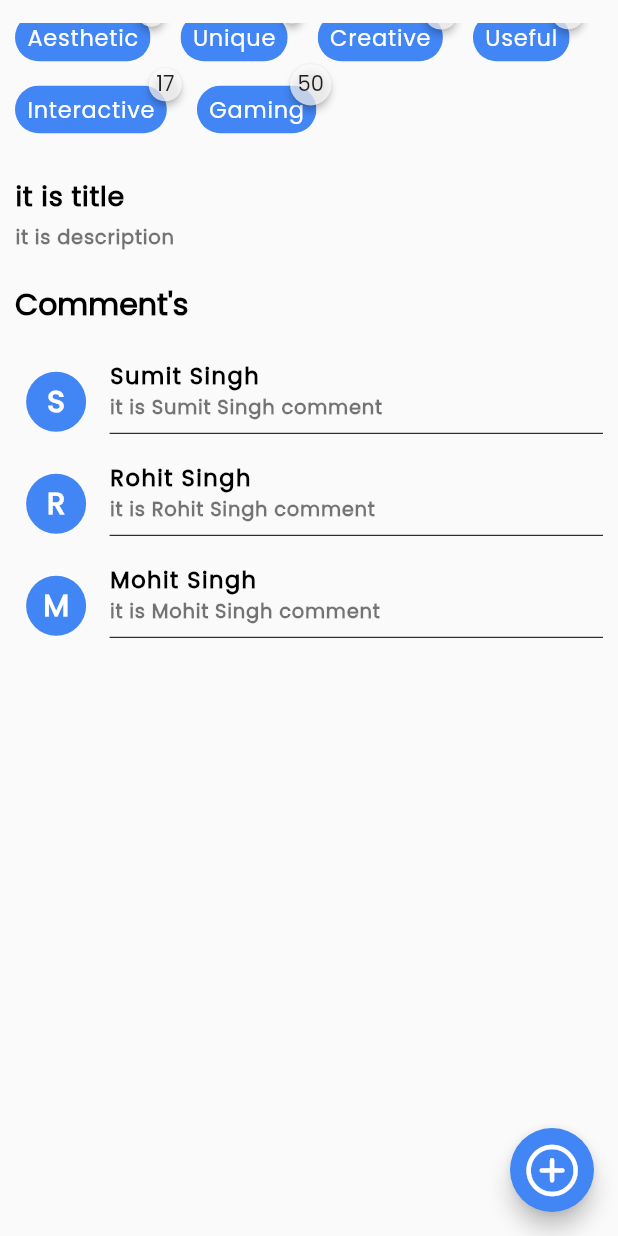
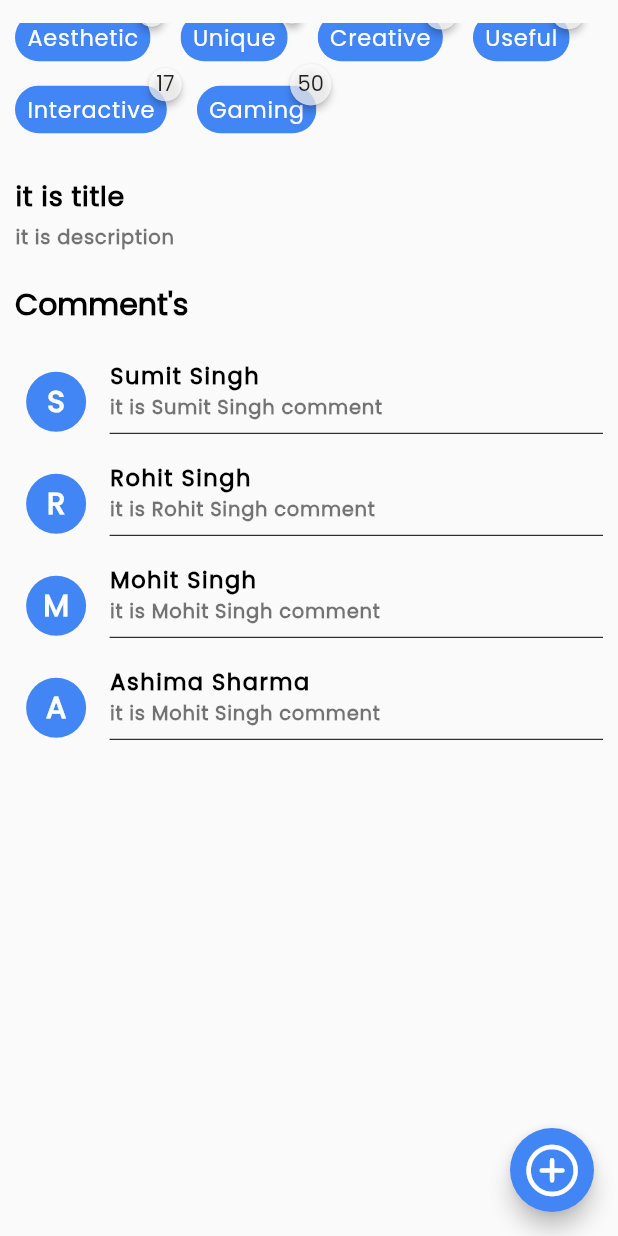
Before and after one commit to ashishashsih/miniguru, a Flutter app: the CourseLessonsView screen opened by its route, scrolled down 356 dp, on a phone screen of 412 x 824 dp. Run offline on Flutter 3.47's test engine with Material 2 defaults, Android fonts, the phone set to English and light mode, and no system bars; drawn by our look-alikes of badges, delayed_display; our stand-ins replace auto_size_text, bubble_bottom_bar, dotted_border, dropdown_button2, expandable, firebase_auth and 16 more; missing offline and left inert: d_chart, dart:ffi, flutter_3d_choice_chip, onboarding_animation, razorpay_flutter; accounts and stored records are empty; network calls fail; statements that could not run were skipped.

Commit message:
change in list

```diff
--- a/lib/app/modules/courseLessons/views/course_lessons_view.dart
+++ b/lib/app/modules/courseLessons/views/course_lessons_view.dart
@@ -123,7 +123,7 @@ class CourseLessonsView extends GetView<CourseLessonsController> {
           child: Padding(
             padding: const EdgeInsets.only(top: 15, left: 10, right: 10),
             child: EnterAnimation(ListView(
-              physics: const NeverScrollableScrollPhysics(),
+              physics: const ScrollPhysics(),
               children: [
                 Column(
                   children: [
@@ -200,7 +200,8 @@ class CourseLessonsView extends GetView<CourseLessonsController> {
                             height: size.width * 0.05,
                           ),
 Column(children:
-List.generate(controller.commentList.length, (index) =>
+List.generate(
+    controller.commentList.length, (index) =>
     Container(
       margin: EdgeInsets.only(bottom: 10),
       child: Row(
--- a/lib/others/api_service.dart
+++ b/lib/others/api_service.dart
@@ -97,7 +97,7 @@ class ApiService
     // print(json.encode({"userId": userId}));
     // print(response.body);
     //var convertDataToJson =response.body;
-    var convertDataToJson = '{"status":true,"title":"it is title","description":"it is description","aesthetic":4,"unique":1,"creative":21,"useful":17,"interactive":17,"gaming":50,"comments_list":[{"id":3,"name":"Sumit Singh","comment":"it is Sumit Singh comment"},{"id":3,"name":"Rohit Singh","comment":"it is Rohit Singh comment"},{"id":3,"name":"Mohit Singh","comment":"it is Mohit Singh comment"}]}';//response.body;
+    var convertDataToJson = '{"status":true,"title":"it is title","description":"it is description","aesthetic":4,"unique":1,"creative":21,"useful":17,"interactive":17,"gaming":50,"comments_list":[{"id":3,"name":"Sumit Singh","comment":"it is Sumit Singh comment"},{"id":3,"name":"Rohit Singh","comment":"it is Rohit Singh comment"},{"id":3,"name":"Mohit Singh","comment":"it is Mohit Singh comment"},{"id":4,"name":"Ashima Sharma","comment":"it is Mohit Singh comment"}]}';//response.body;
     //var convertDataToJson = '{"data":[{"id":1,"title":"it is title","sub_title":"it is sub title","description":"it is description","thumble":"thumbnil-1.jpg","author":"Raemsh Singh","rating":"4.5"},{"id":1,"title":"it is title","description":"it is description","sub_title":"it is sub title","thumble":"thumbnil-1.jpg","author":"Raemsh Singh","rating":"4.5"}],"wallet_balance":"245","score":"654","status":true}';//response.body;
     //var status = json.decode(convertDataToJson)['status'];
     var status = json.decode(convertDataToJson)['status'];
```
